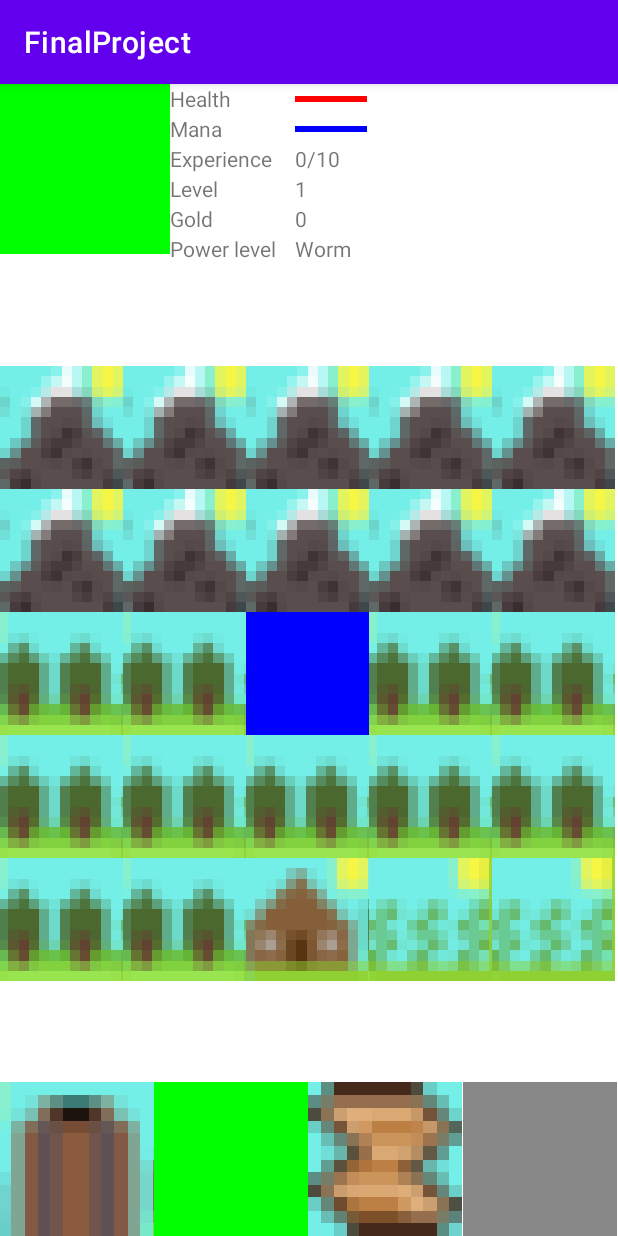
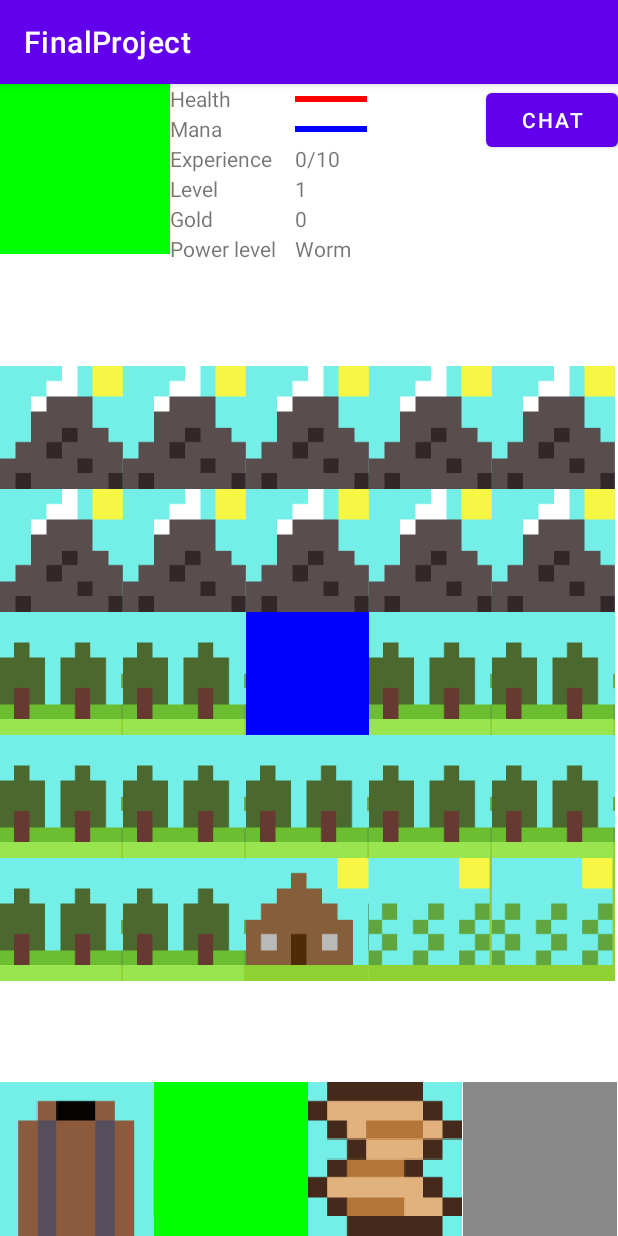
Before and after one commit to Vaneyk1973/FinalProject, an Android app: the screen it shows after launch (MainActivity), on a phone screen of 412 x 824 dp. Run offline under Robolectric (Android 15) with nearby library versions, the phone set to English and light mode, and no system bars; 1 statement that could not run was skipped.

Commit message:
chat added

```diff
--- a/FinalProject/app/build.gradle
+++ b/FinalProject/app/build.gradle
@@ -37,6 +37,9 @@
     implementation 'androidx.gridlayout:gridlayout:1.0.0'
     implementation 'org.jetbrains:annotations:15.0'
     implementation 'androidx.fragment:fragment:1.2.5'
+    implementation 'com.squareup.retrofit2:retrofit:2.9.0'
+    implementation 'com.google.code.gson:gson:2.8.6'
+    implementation 'com.squareup.retrofit2:converter-gson:2.9.0'
     testImplementation 'junit:junit:4.+'
     androidTestImplementation 'androidx.test.ext:junit:1.1.2'
     androidTestImplementation 'androidx.test.espresso:espresso-core:3.3.0'
--- a/FinalProject/app/src/main/AndroidManifest.xml
+++ b/FinalProject/app/src/main/AndroidManifest.xml
@@ -9,7 +9,7 @@
         android:roundIcon="@mipmap/ic_launcher_round"
         android:supportsRtl="true"
         android:theme="@style/Theme.FinalProject">
-        <activity android:name=".MainActivity" android:screenOrientation="portrait">
+        <activity android:name=".MainActivity" android:screenOrientation="portrait" >
             <intent-filter>
                 <action android:name="android.intent.action.MAIN" />
 
@@ -17,5 +17,5 @@
             </intent-filter>
         </activity>
     </application>
-
+    <uses-permission android:name="android.permission.INTERNET"/>
 </manifest>
--- a/FinalProject/app/src/main/java/com/example/finalproject/Menu.java
+++ b/FinalProject/app/src/main/java/com/example/finalproject/Menu.java
@@ -50,7 +50,10 @@
             @Override
             public void onClick(View v) {
                 fragmentTransaction.add(R.id.inventory, new InventoryFragment());
-                fragmentTransaction.remove(fm.findFragmentById(R.id.map));
+                if (fm.findFragmentById(R.id.map)!=null)
+                    fragmentTransaction.remove(fm.findFragmentById(R.id.map));
+                else if (fm.findFragmentById(R.id.chat)!=null)
+                    fragmentTransaction.remove(fm.findFragmentById(R.id.chat));
                 fragmentTransaction.remove(fm.findFragmentById(R.id.status));
                 fragmentTransaction.remove(fm.findFragmentById(R.id.menu));
                 fragmentTransaction.commit();
--- a/FinalProject/app/src/main/java/com/example/finalproject/StatusBar.java
+++ b/FinalProject/app/src/main/java/com/example/finalproject/StatusBar.java
@@ -2,7 +2,6 @@
 
 import android.content.res.ColorStateList;
 import android.graphics.Bitmap;
-import android.graphics.BitmapFactory;
 import android.graphics.Color;
 import android.graphics.Point;
 import android.os.Bundle;
@@ -10,15 +9,17 @@
 import androidx.annotation.NonNull;
 import androidx.annotation.Nullable;
 import androidx.fragment.app.Fragment;
+import androidx.fragment.app.FragmentManager;
+import androidx.fragment.app.FragmentTransaction;
 
 import android.view.Display;
 import android.view.LayoutInflater;
 import android.view.View;
 import android.view.ViewGroup;
+import android.widget.Button;
 import android.widget.ImageView;
 import android.widget.ProgressBar;
 import android.widget.TextView;
-import android.widget.Toast;
 
 public class StatusBar extends Fragment {
 
@@ -52,7 +53,17 @@
         health_bar.setProgress(100);
         mana_bar.setProgressTintList(ColorStateList.valueOf(Color.BLUE));
         mana_bar.setProgress(100);
+        Button chat=getView().findViewById(R.id.chat_button);
+        FragmentManager fm=getParentFragmentManager();
+        chat.setOnClickListener(new View.OnClickListener() {
+            @Override
+            public void onClick(View v) {
+                FragmentTransaction fragmentTransaction= fm.beginTransaction();
+                fragmentTransaction.add(R.id.chat, new Chat());
+                fragmentTransaction.remove(fm.findFragmentById(R.id.map));
+                fragmentTransaction.commit();
+            }
+        });
         super.onViewCreated(view, savedInstanceState);
-
     }
 }
--- a/FinalProject/app/src/main/res/layout/activity_main.xml
+++ b/FinalProject/app/src/main/res/layout/activity_main.xml
@@ -8,9 +8,20 @@
     tools:context=".MainActivity">
 
     <FrameLayout
+        android:id="@+id/chat"
+        android:layout_width="300dp"
+        android:layout_height="500dp"
+        app:layout_constraintBottom_toBottomOf="parent"
+        app:layout_constraintEnd_toEndOf="parent"
+        app:layout_constraintStart_toStartOf="parent"
+        app:layout_constraintTop_toTopOf="parent" />
+
+    <FrameLayout
         android:id="@+id/inventory"
         android:layout_width="match_parent"
-        android:layout_height="match_parent" />
+        android:layout_height="match_parent" >
+
+    </FrameLayout>
 
     <FrameLayout
         android:id="@+id/fight"
@@ -61,7 +72,9 @@
         app:layout_constraintBottom_toBottomOf="parent"
         app:layout_constraintEnd_toEndOf="parent"
         app:layout_constraintStart_toStartOf="parent"
-        tools:layout="@layout/fragment_menu" />
+        tools:layout="@layout/fragment_menu" >
+
+    </FrameLayout>
 
 
 </androidx.constraintlayout.widget.ConstraintLayout>
--- a/FinalProject/app/src/main/res/layout/fragment_status_bar.xml
+++ b/FinalProject/app/src/main/res/layout/fragment_status_bar.xml
@@ -128,4 +128,12 @@
         app:layout_constraintStart_toEndOf="@+id/power_level"
         app:layout_constraintTop_toBottomOf="@+id/gold_amount" />
 
+    <Button
+        android:id="@+id/chat_button"
+        android:layout_width="wrap_content"
+        android:layout_height="wrap_content"
+        android:text="Chat"
+        app:layout_constraintEnd_toEndOf="parent"
+        app:layout_constraintTop_toTopOf="parent" />
+
 </androidx.constraintlayout.widget.ConstraintLayout>
--- a/FinalProject/build.gradle
+++ b/FinalProject/build.gradle
@@ -5,7 +5,7 @@
         jcenter()
     }
     dependencies {
-        classpath 'com.android.tools.build:gradle:4.2.0-rc01'
+        classpath 'com.android.tools.build:gradle:4.2.0'
 
         // NOTE: Do not place your application dependencies here; they belong
         // in the individual module build.gradle files
```
Also changed, not shown: FinalProject/app/src/main/java/com/example/finalproject/Chat.java (added, +177 -0 lines), FinalProject/app/src/main/java/com/example/finalproject/Message.java (added, +7 -0 lines), FinalProject/app/src/main/res/layout/fragment_chat.xml (added, +33 -0 lines), FinalProject/app/src/main/res/layout/message.xml (added, +39 -0 lines), FinalProject/app/src/main/java/com/example/finalproject/MainActivity.java (line endings or trailing spaces), FinalProject/app/src/main/res/drawable/xxx.png.
